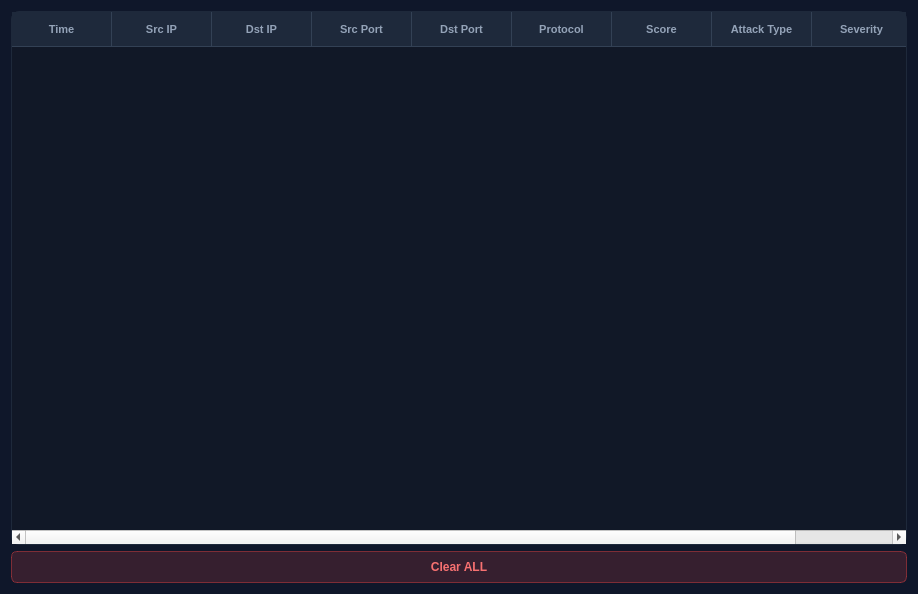
First picture: the form in GUI/alerts.ui, repository Med-Atir/NetSentry, before the edit.
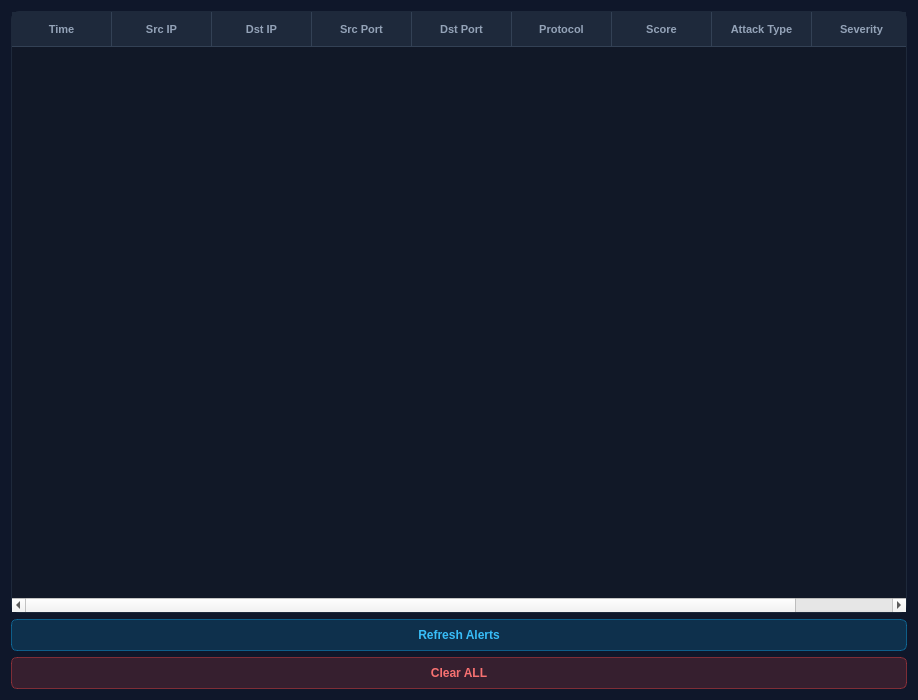
Second picture: the form after the edit.

What changed in the file:
```diff
--- a/GUI/alerts.ui
+++ b/GUI/alerts.ui
@@ -7,7 +7,7 @@
     <x>0</x>
     <y>0</y>
     <width>918</width>
-    <height>594</height>
+    <height>700</height>
    </rect>
   </property>
   <property name="windowTitle">
@@ -67,6 +67,23 @@
 
 QPushButton#clear:pressed {
     background-color: #b91c1c;
+}
+QPushButton#refresh {
+    background-color: rgba(14, 165, 233, 0.18);
+    color: #38bdf8;
+    border: 1px solid rgba(14, 165, 233, 0.45);
+    border-radius: 6px;
+    padding: 8px 20px;
+    font-weight: 600;
+}
+
+QPushButton#refresh:hover {
+    background-color: #0284c7;
+    color: #ffffff;
+}
+
+QPushButton#refresh:pressed {
+    background-color: #0369a1;
 }</string>
   </property>
   <layout class="QVBoxLayout" name="verticalLayout">
@@ -119,6 +136,13 @@
      </column>
     </widget>
    </item>
+   <item>
+    <widget class="QPushButton" name="refresh">
+     <property name="text">
+      <string>Refresh Alerts</string>
+     </property>
+    </widget>
+   </item>
    <item>
     <widget class="QPushButton" name="clear">
      <property name="text">
```
